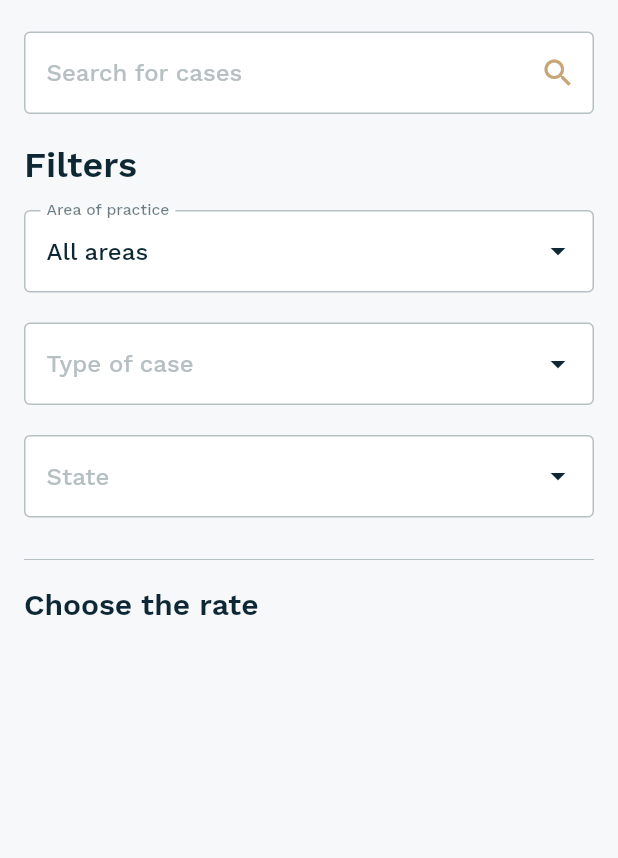
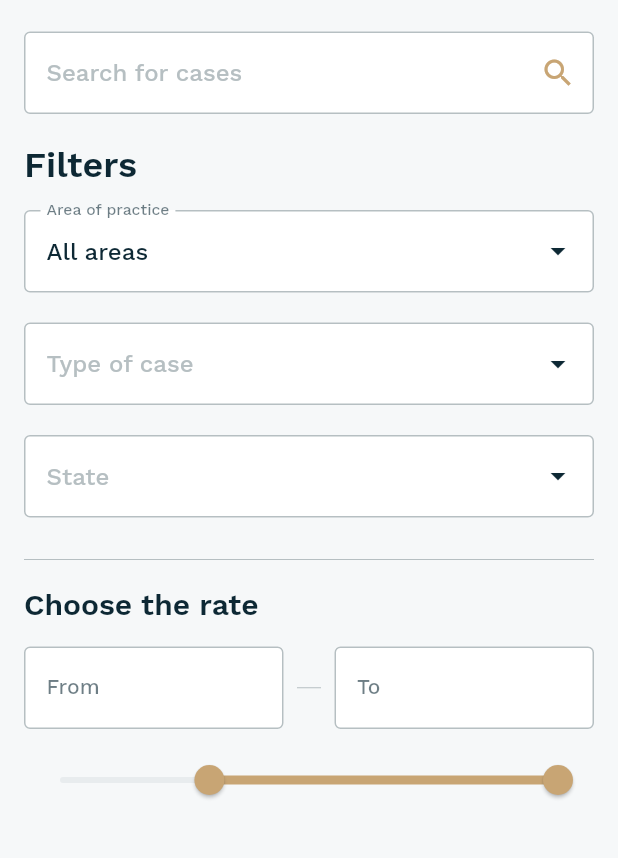
Before and after one commit to sergiyvergun/otakoyi_test_app, a Flutter app: the screen it shows after launch, on a phone screen of 412 x 824 dp, the part 84-942 px from its top. Run offline on Flutter 3.47's test engine with Material 2 defaults, Android fonts, the phone set to English and light mode, and no system bars; our stand-ins replace flutter_svg, google_fonts.

Commit message:
Implement custom_range_slider.dart.

```diff
--- a/lib/ui/screens/home.dart
+++ b/lib/ui/screens/home.dart
@@ -4,7 +4,9 @@ import 'package:flutter_svg/flutter_svg.dart';
 import 'package:otakoyi_test_app/ui/styles/colors.dart';
 import 'package:otakoyi_test_app/ui/widgets/custom_app_bar.dart';
 import 'package:otakoyi_test_app/ui/widgets/custom_form.dart';
+import 'package:otakoyi_test_app/ui/widgets/custom_range_slider.dart';
 import 'package:otakoyi_test_app/ui/widgets/micro_components/badge.dart';
+import 'package:otakoyi_test_app/ui/widgets/micro_components/custom_divider.dart';
 import 'package:otakoyi_test_app/ui/widgets/micro_components/custom_icon_button.dart';
 
 class Home extends StatelessWidget {
@@ -72,12 +74,14 @@ class Home extends StatelessWidget {
             ),
           ),
           Container(height: 20),
-          Divider(color: SurfaceColors.mediumGrey),
+          CustomDivider(),
           Container(height: 10),
           Text(
             'Choose the rate',
             style: Theme.of(context).textTheme.headline2,
           ),
+          Container(height: 17),
+          CustomRangeSlider(),
         ],
       ),
     );
--- a/lib/ui/widgets/custom_form.dart
+++ b/lib/ui/widgets/custom_form.dart
@@ -7,6 +7,9 @@ class CustomForm extends StatelessWidget {
   final String initialText;
   final bool enabled;
   final Widget suffixIcon;
+  final Widget suffix;
+  final TextEditingController controller;
+  final Function(String) onChanged;
 
   const CustomForm({
     Key key,
@@ -15,6 +18,9 @@ class CustomForm extends StatelessWidget {
     this.labelText,
     this.suffixIcon,
     this.initialText,
+    this.suffix,
+    this.controller,
+    this.onChanged,
   }) : super(key: key);
 
   get borderRadius => BorderRadius.circular(6);
@@ -26,6 +32,10 @@ class CustomForm extends StatelessWidget {
   @override
   Widget build(BuildContext context) {
     return TextFormField(
+      controller: controller,
+      onChanged: (String value) {
+        onChanged(value);
+      },
       initialValue: initialText,
       style: Theme.of(context)
           .textTheme
@@ -35,6 +45,7 @@ class CustomForm extends StatelessWidget {
       decoration: InputDecoration(
           filled: true,
           fillColor: SurfaceColors.white,
+          suffix: suffix,
           suffixIcon: suffixIcon,
           contentPadding: EdgeInsets.symmetric(horizontal: 15, vertical: 18),
           focusedBorder: border,
--- /dev/null
+++ b/lib/ui/widgets/custom_range_slider.dart
@@ -0,0 +1,82 @@
+import 'package:flutter/material.dart';
+import 'package:otakoyi_test_app/ui/styles/colors.dart';
+import 'package:otakoyi_test_app/ui/widgets/custom_form.dart';
+
+import 'micro_components/custom_divider.dart';
+
+class CustomRangeSlider extends StatefulWidget {
+  @override
+  _CustomRangeSliderState createState() => _CustomRangeSliderState();
+}
+
+class _CustomRangeSliderState extends State<CustomRangeSlider> {
+  RangeValues _values = RangeValues(30, 100);
+
+  var startRangeTextEditingController = TextEditingController();
+  var endRangeTextEditingController = TextEditingController();
+
+  @override
+  Widget build(BuildContext context) {
+    return Column(
+      children: [
+        Row(
+          children: [
+            Expanded(
+              child: CustomForm(
+                controller: startRangeTextEditingController,
+                onChanged: (String value) {
+                  setState(() {
+                    if (double.parse(value) < _values.end)
+                      _values = RangeValues(double.parse(value), _values.end);
+                  });
+                },
+                labelText: 'From',
+                suffix: Text(
+                  '%',
+                  style: Theme.of(context).textTheme.subtitle1,
+                ),
+              ),
+            ),
+            Container(
+                child: CustomDivider(),
+                width: 16,
+                margin: EdgeInsets.symmetric(horizontal: 9)),
+            Expanded(
+              child: CustomForm(
+                controller: endRangeTextEditingController,
+                onChanged: (String value) {
+                  setState(() {
+                    if (double.parse(value) > _values.end)
+                      _values = RangeValues(_values.start, double.parse(value));
+                  });
+                },
+                labelText: 'To',
+                suffix: Text(
+                  '%',
+                  style: Theme.of(context).textTheme.subtitle1,
+                ),
+              ),
+            ),
+          ],
+        ),
+        Container(height: 10),
+        RangeSlider(
+          activeColor: SurfaceColors.gold,
+          inactiveColor: SurfaceColors.lightGrey,
+          values: _values,
+          min: 0,
+          max: 100,
+          onChanged: (RangeValues values) {
+            setState(() {
+              _values = values;
+              startRangeTextEditingController.text =
+                  values.start.round().toString();
+              endRangeTextEditingController.text =
+                  values.end.round().toString();
+            });
+          },
+        ),
+      ],
+    );
+  }
+}
--- /dev/null
+++ b/lib/ui/widgets/micro_components/custom_divider.dart
@@ -0,0 +1,9 @@
+import 'package:flutter/material.dart';
+import 'package:otakoyi_test_app/ui/styles/colors.dart';
+
+class CustomDivider extends StatelessWidget {
+  @override
+  Widget build(BuildContext context) {
+    return Divider(color: SurfaceColors.mediumGrey);
+  }
+}
```
